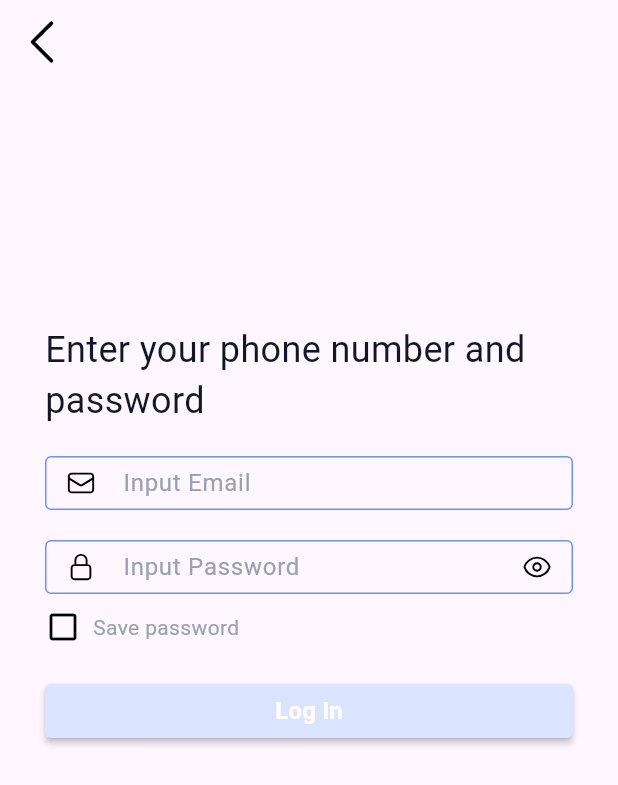
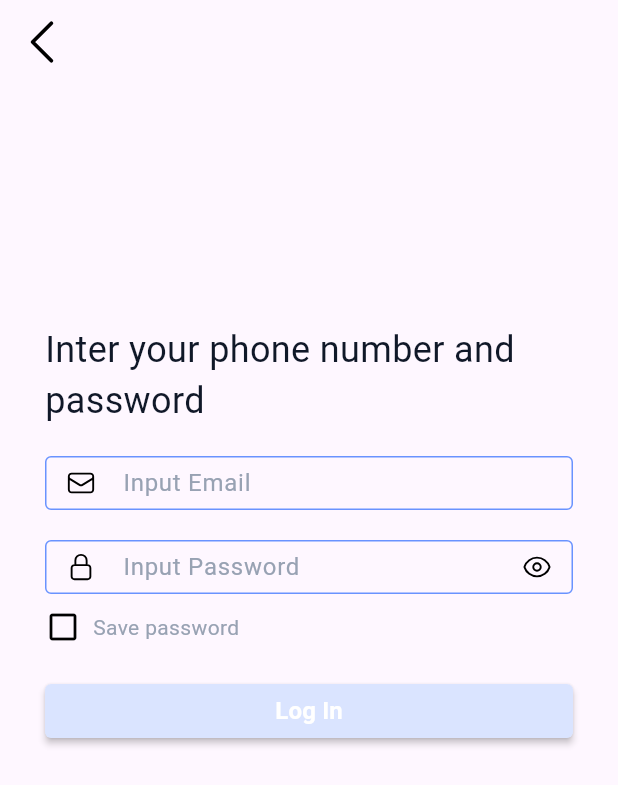
Before and after one commit to mishad01/Social-Media-App-Ostad-Pro-Batch-Project, a Flutter app: the LoginView screen opened directly, on a phone screen of 412 x 824 dp. Shown: the top 785 px of the screen. Run offline on Flutter 3.47's test engine with Material 3 defaults, Android fonts, the phone set to English and light mode, and no system bars; our stand-ins replace firebase_core, flutter_svg, get, sizer; accounts and stored records are empty; network calls fail; project files that could hold a hidden picture were left out.

Commit message:
SMAOPB-4 : loginview - screen 2.1

```diff
--- a/social_media_app/lib/view/auth/login/login_view.dart
+++ b/social_media_app/lib/view/auth/login/login_view.dart
@@ -31,7 +31,7 @@ class _LoginViewState extends State<LoginView> {
             children: [
               const SizedBox(height: 130),
               const Text(
-                'Enter your phone number and password',
+                'Inter your phone number and password',
                 style: TextStyle(
                   color: Color(0xff101828),
                   fontSize: 24,
```
